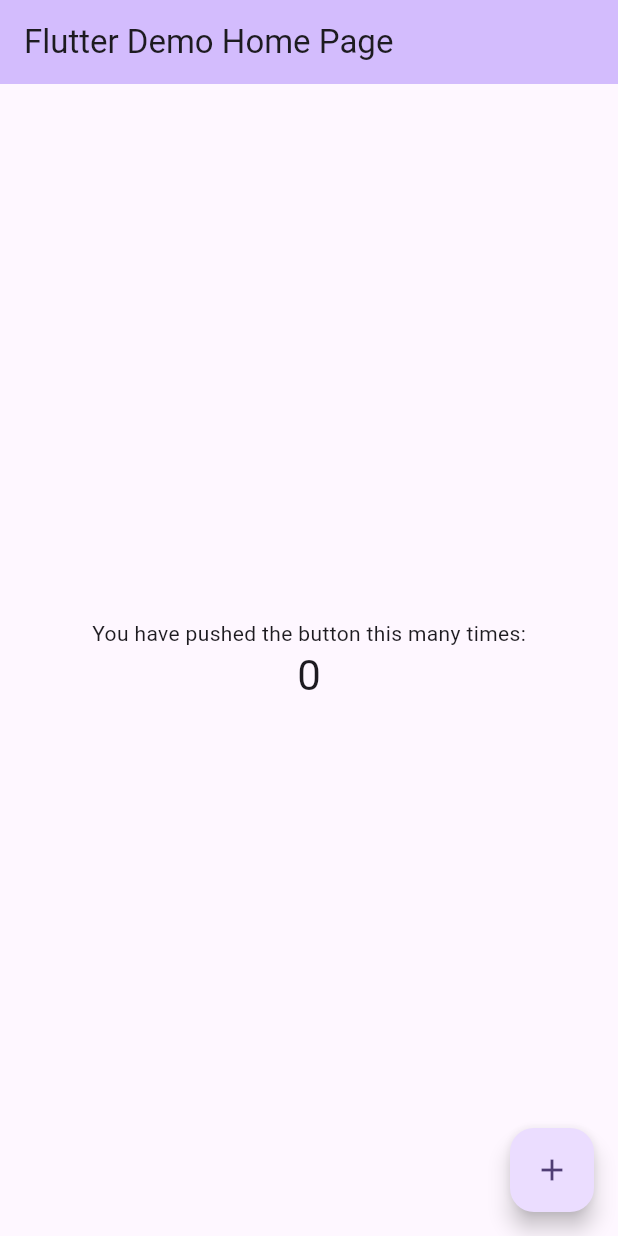
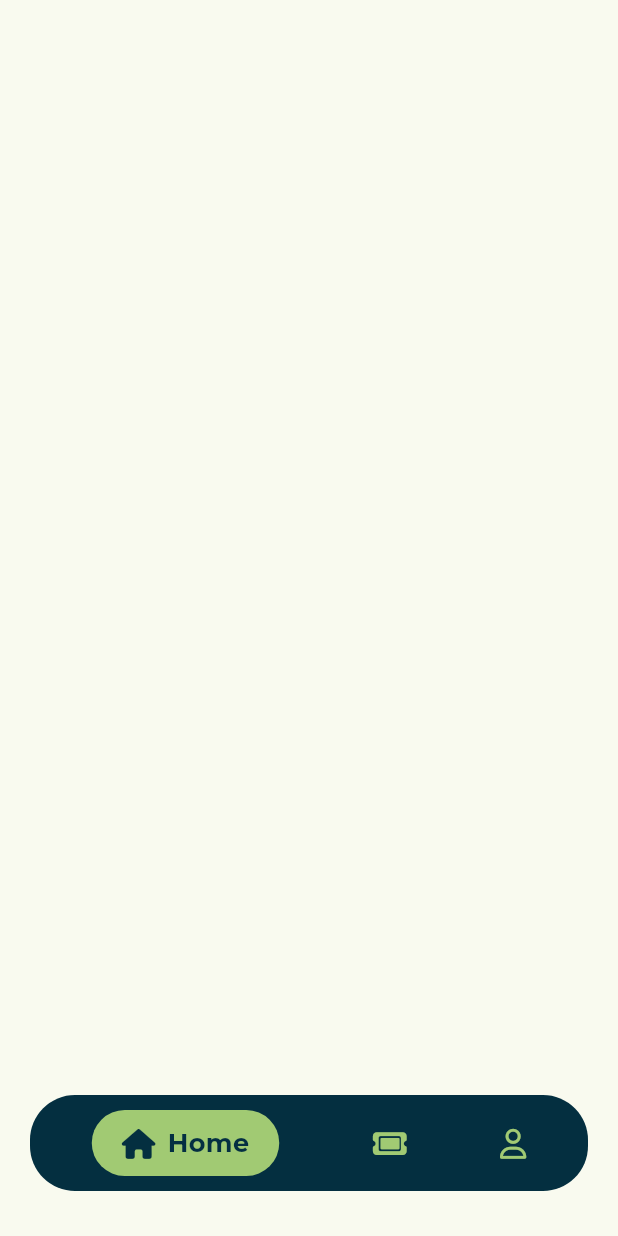
Before and after one commit to naannvd/Safar, a Flutter app: the screen it shows after launch, on a phone screen of 412 x 824 dp. Run offline on Flutter 3.47's test engine with Material 3 defaults, Android fonts, the phone set to English and light mode, and no system bars; our stand-ins replace firebase_core, font_awesome_flutter, google_fonts; accounts and stored records are empty.

Commit message:
Nav bar + landing page

```diff
--- /dev/null
+++ b/lib/Dashboard/landing_page.dart
@@ -0,0 +1,20 @@
+import 'package:safar/Widgets/bottom_nav_bar.dart';
+import 'package:flutter/material.dart';
+import 'package:safar/Widgets/starting_page.dart';
+
+class LandingPage extends StatefulWidget {
+  const LandingPage({super.key});
+
+  @override
+  State<LandingPage> createState() => _LandingPageState();
+}
+
+class _LandingPageState extends State<LandingPage> {
+  @override
+  Widget build(BuildContext context) {
+    return const Scaffold(
+      // body: StartingPage()
+      bottomNavigationBar: RoundedNavBar(),
+    );
+  }
+}
--- /dev/null
+++ b/lib/Widgets/bottom_nav_bar.dart
@@ -0,0 +1,79 @@
+import 'package:flutter/material.dart';
+import 'package:font_awesome_flutter/font_awesome_flutter.dart';
+
+class RoundedNavBar extends StatefulWidget {
+  const RoundedNavBar({super.key});
+
+  @override
+  State<RoundedNavBar> createState() => _RoundedNavBarState();
+}
+
+class _RoundedNavBarState extends State<RoundedNavBar> {
+  String activeTab = 'Home';
+
+  final List<Map<String, dynamic>> navItems = [
+    {'name': 'Home', 'icon': FontAwesomeIcons.house},
+    {'name': 'Ticket', 'icon': FontAwesomeIcons.ticket},
+    {'name': 'Profile', 'icon': FontAwesomeIcons.user},
+  ];
+
+  @override
+  Widget build(BuildContext context) {
+    return Container(
+      decoration: BoxDecoration(
+        color: const Color(0xFF042F40), // Dark blue background
+        borderRadius: BorderRadius.circular(30),
+      ),
+      padding: const EdgeInsets.all(10),
+      margin: const EdgeInsets.only(
+          bottom: 30, left: 20, right: 20), // Adjust for symmetry
+      child: Row(
+        mainAxisAlignment: MainAxisAlignment.spaceAround,
+        children: navItems.map((item) {
+          bool isActive = activeTab == item['name'];
+          return GestureDetector(
+            onTap: () {
+              setState(() {
+                activeTab = item['name'];
+              });
+            },
+            child: AnimatedContainer(
+              duration: const Duration(milliseconds: 300),
+              padding: EdgeInsets.symmetric(
+                horizontal:
+                    isActive ? 20 : 0, // Add horizontal padding for active tab
+                vertical: 10,
+              ),
+              decoration: BoxDecoration(
+                color: isActive
+                    ? const Color(0xFFA1CA73)
+                    : Colors
+                        .transparent, // Green for active, transparent for inactive
+                borderRadius: BorderRadius.circular(30), // Rounded pill shape
+              ),
+              child: Row(
+                children: [
+                  FaIcon(
+                    item['icon'],
+                    color: isActive
+                        ? const Color(
+                            0xFF042F40) // Dark blue icon for active tab
+                        : const Color(
+                            0xFFA1CA73), // Green icon for inactive tabs
+                    size: 20,
+                  ),
+                  if (isActive) ...[
+                    const SizedBox(
+                        width: 8), // Space between icon and text in active tab
+                    Text(item['name'],
+                        style: Theme.of(context).textTheme.bodyMedium),
+                  ],
+                ],
+              ),
+            ),
+          );
+        }).toList(),
+      ),
+    );
+  }
+}
--- /dev/null
+++ b/lib/Widgets/starting_page.dart
@@ -0,0 +1,25 @@
+import 'package:flutter/material.dart';
+
+class StartingPage extends StatelessWidget {
+  const StartingPage({super.key});
+
+  @override
+  Widget build(BuildContext context) {
+    return Container(
+      color: const Color(0xFFA1CA73),
+      child: Column(
+        crossAxisAlignment: CrossAxisAlignment.center,
+        mainAxisAlignment: MainAxisAlignment.center,
+        children: [
+          Padding(
+            padding: const EdgeInsets.all(8.0),
+            child: Text(
+              "SAFAR",
+              style: Theme.of(context).textTheme.titleLarge,
+            ),
+          ),
+        ],
+      ),
+    );
+  }
+}
--- a/lib/main.dart
+++ b/lib/main.dart
@@ -1,125 +1,56 @@
 import 'package:flutter/material.dart';
+import 'package:flutter/widgets.dart';
+// import 'package:safar/firebase_options.dart';
+// import 'package:firebase_core/firebase_core.dart';
 
-void main() {
+import 'package:safar/Dashboard/landing_page.dart';
+// import 'package:safar/Widgets/starting_page.dart';
+import 'package:google_fonts/google_fonts.dart';
+
+final font = GoogleFonts.montserrat();
+void main() async {
+  // await Firebase.initializeApp(
+  //   options: DefaultFirebaseOptions.currentPlatform,
+  // );
   runApp(const MyApp());
 }
 
 class MyApp extends StatelessWidget {
   const MyApp({super.key});
 
-  // This widget is the root of your application.
   @override
   Widget build(BuildContext context) {
     return MaterialApp(
-      title: 'Flutter Demo',
       theme: ThemeData(
-        // This is the theme of your application.
-        //
-        // TRY THIS: Try running your application with "flutter run". You'll see
-        // the application has a purple toolbar. Then, without quitting the app,
-        // try changing the seedColor in the colorScheme below to Colors.green
-        // and then invoke "hot reload" (save your changes or press the "hot
-        // reload" button in a Flutter-supported IDE, or press "r" if you used
-        // the command line to start the app).
-        //
-        // Notice that the counter didn't reset back to zero; the application
-        // state is not lost during the reload. To reset the state, use hot
-        // restart instead.
-        //
-        // This works for code too, not just values: Most code changes can be
-        // tested with just a hot reload.
-        colorScheme: ColorScheme.fromSeed(seedColor: Colors.deepPurple),
-        useMaterial3: true,
+        colorScheme: ColorScheme.fromSeed(
+          seedColor: const Color(
+            0xFFA1CA73,
+          ),
+        ),
+        textTheme: TextTheme(
+          bodyLarge: GoogleFonts.montserrat(
+            textStyle: const TextStyle(
+                fontSize: 20,
+                fontWeight: FontWeight.normal,
+                color: Color(0xFF042F42),
+                letterSpacing: 1.5),
+          ),
+          titleLarge: const TextStyle(
+              fontFamily: "TitleFont",
+              fontSize: 73,
+              fontWeight: FontWeight.bold,
+              color: Color(0xFF042F42),
+              letterSpacing: 3.9),
+          bodyMedium: GoogleFonts.montserrat(
+            textStyle: const TextStyle(
+              fontSize: 17,
+              fontWeight: FontWeight.bold,
+              color: Color(0xFF042F42),
+            ),
+          ),
+        ),
       ),
-      home: const MyHomePage(title: 'Flutter Demo Home Page'),
+      home: const LandingPage(),
     );
   }
 }
-
-class MyHomePage extends StatefulWidget {
-  const MyHomePage({super.key, required this.title});
-
-  // This widget is the home page of your application. It is stateful, meaning
-  // that it has a State object (defined below) that contains fields that affect
-  // how it looks.
-
-  // This class is the configuration for the state. It holds the values (in this
-  // case the title) provided by the parent (in this case the App widget) and
-  // used by the build method of the State. Fields in a Widget subclass are
-  // always marked "final".
-
-  final String title;
-
-  @override
-  State<MyHomePage> createState() => _MyHomePageState();
-}
-
-class _MyHomePageState extends State<MyHomePage> {
-  int _counter = 0;
-
-  void _incrementCounter() {
-    setState(() {
-      // This call to setState tells the Flutter framework that something has
-      // changed in this State, which causes it to rerun the build method below
-      // so that the display can reflect the updated values. If we changed
-      // _counter without calling setState(), then the build method would not be
-      // called again, and so nothing would appear to happen.
-      _counter++;
-    });
-  }
-
-  @override
-  Widget build(BuildContext context) {
-    // This method is rerun every time setState is called, for instance as done
-    // by the _incrementCounter method above.
-    //
-    // The Flutter framework has been optimized to make rerunning build methods
-    // fast, so that you can just rebuild anything that needs updating rather
-    // than having to individually change instances of widgets.
-    return Scaffold(
-      appBar: AppBar(
-        // TRY THIS: Try changing the color here to a specific color (to
-        // Colors.amber, perhaps?) and trigger a hot reload to see the AppBar
-        // change color while the other colors stay the same.
-        backgroundColor: Theme.of(context).colorScheme.inversePrimary,
-        // Here we take the value from the MyHomePage object that was created by
-        // the App.build method, and use it to set our appbar title.
-        title: Text(widget.title),
-      ),
-      body: Center(
-        // Center is a layout widget. It takes a single child and positions it
-        // in the middle of the parent.
-        child: Column(
-          // Column is also a layout widget. It takes a list of children and
-          // arranges them vertically. By default, it sizes itself to fit its
-          // children horizontally, and tries to be as tall as its parent.
-          //
-          // Column has various properties to control how it sizes itself and
-          // how it positions its children. Here we use mainAxisAlignment to
-          // center the children vertically; the main axis here is the vertical
-          // axis because Columns are vertical (the cross axis would be
-          // horizontal).
-          //
-          // TRY THIS: Invoke "debug painting" (choose the "Toggle Debug Paint"
-          // action in the IDE, or press "p" in the console), to see the
-          // wireframe for each widget.
-          mainAxisAlignment: MainAxisAlignment.center,
-          children: <Widget>[
-            const Text(
-              'You have pushed the button this many times:',
-            ),
-            Text(
-              '$_counter',
-              style: Theme.of(context).textTheme.headlineMedium,
-            ),
-          ],
-        ),
-      ),
-      floatingActionButton: FloatingActionButton(
-        onPressed: _incrementCounter,
-        tooltip: 'Increment',
-        child: const Icon(Icons.add),
-      ), // This trailing comma makes auto-formatting nicer for build methods.
-    );
-  }
-}
```
Also changed, not shown: pubspec.yaml (+10 -6 lines), assets/covers/map.jpeg (added), assets/fonts/Nura-SemiBold-1.ttf (added), firebase.json (added), lib/firebase_options.dart (added), 6 other files.
